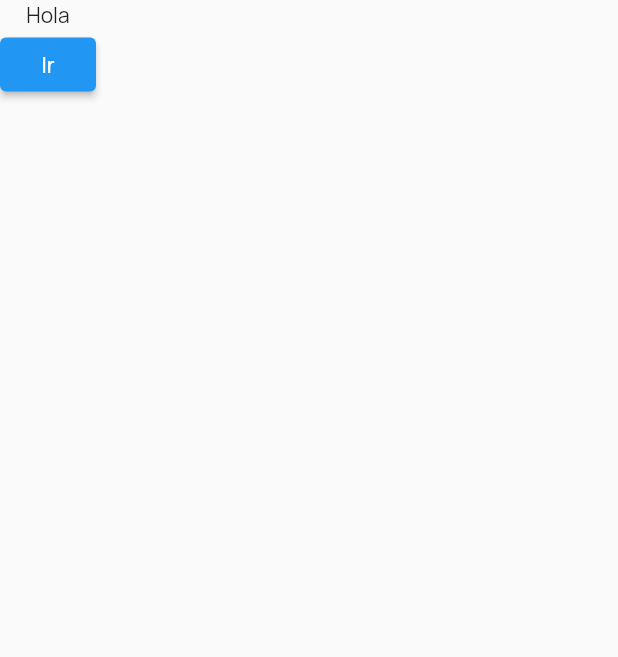
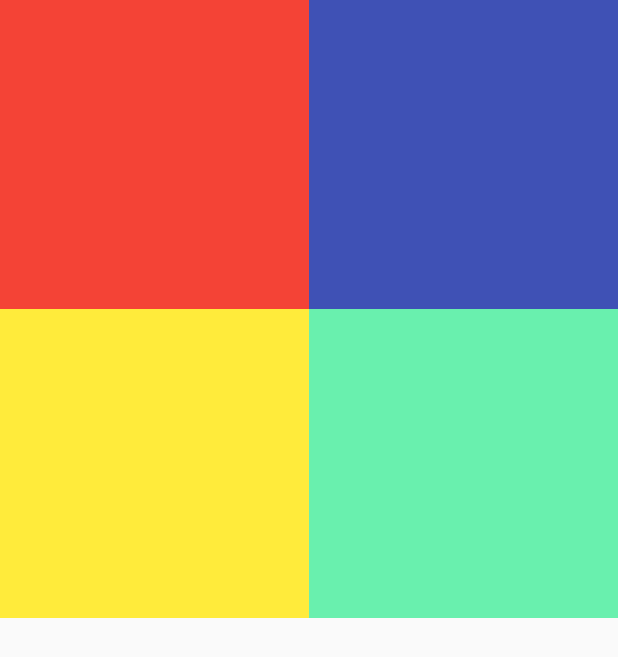
Before and after one commit to eeBarrionuevo/flutter_codigo_notes, a Flutter app: the screen it shows after launch, on a phone screen of 412 x 824 dp. Shown: the top 657 px of the screen. Run offline on Flutter 3.47's test engine with Material 2 defaults, Android fonts, the phone set to English and light mode, and no system bars; our stand-ins replace firebase_core, google_fonts; accounts and stored records are empty.

Commit message:
Orientations 2

```diff
--- a/lib/main.dart
+++ b/lib/main.dart
@@ -7,11 +7,11 @@ import 'package:notes/pages/home_page.dart';
 void main() async {
   WidgetsFlutterBinding.ensureInitialized();
   await Firebase.initializeApp();
-  SystemChrome.setPreferredOrientations(
-    [
-      DeviceOrientation.portraitUp
-    ],
-  );
+  // SystemChrome.setPreferredOrientations(
+  //   [
+  //     DeviceOrientation.portraitUp
+  //   ],
+  // );
   runApp(MyApp());
 }
 
--- a/lib/pages/detail_note_page.dart
+++ b/lib/pages/detail_note_page.dart
@@ -11,15 +11,17 @@ class _DetailNotePageState extends State<DetailNotePage> {
   void initState() {
     // TODO: implement initState
     super.initState();
-    SystemChrome.setPreferredOrientations(
-      [DeviceOrientation.landscapeLeft],
-    );
+    print("INIT");
+    // SystemChrome.setPreferredOrientations(
+    //   [DeviceOrientation.landscapeLeft],
+    // );
   }
 
   @override
   void dispose() {
     // TODO: implement dispose
     super.dispose();
+    print("DISPOSE");
     SystemChrome.setPreferredOrientations(
       [DeviceOrientation.portraitUp],
     );
@@ -27,6 +29,7 @@ class _DetailNotePageState extends State<DetailNotePage> {
 
   @override
   Widget build(BuildContext context) {
+    print("BUILD");
     return Scaffold(
       body: Center(
         child: Text("Detail"),
--- a/lib/pages/home_page.dart
+++ b/lib/pages/home_page.dart
@@ -1,24 +1,41 @@
 import 'package:flutter/material.dart';
 import 'package:notes/pages/detail_note_page.dart';
 
-class HomePage extends StatelessWidget {
+class HomePage extends StatefulWidget {
   const HomePage({Key? key}) : super(key: key);
 
   @override
+  State<HomePage> createState() => _HomePageState();
+}
+
+class _HomePageState extends State<HomePage> {
+  @override
   Widget build(BuildContext context) {
+
+    Orientation orientation = MediaQuery.of(context).orientation;
+
     return Scaffold(
       body: SingleChildScrollView(
         child: SafeArea(
           child: Column(
             children: [
-              Text("Hola"),
-              ElevatedButton(
-                onPressed: () {
-                  Navigator.push(context, MaterialPageRoute(builder: (context)=> DetailNotePage()));
-                },
-                child: Text(
-                  "Ir",
-                ),
+              GridView.count(
+                shrinkWrap: true,
+                crossAxisCount: orientation == Orientation.portrait ? 2 : 3,
+                children: [
+                  Container(
+                    color: Colors.red,
+                  ),
+                  Container(
+                    color: Colors.indigo,
+                  ),
+                  Container(
+                    color: Colors.yellow,
+                  ),
+                  Container(
+                    color: Colors.greenAccent,
+                  )
+                ],
               ),
             ],
           ),
```
